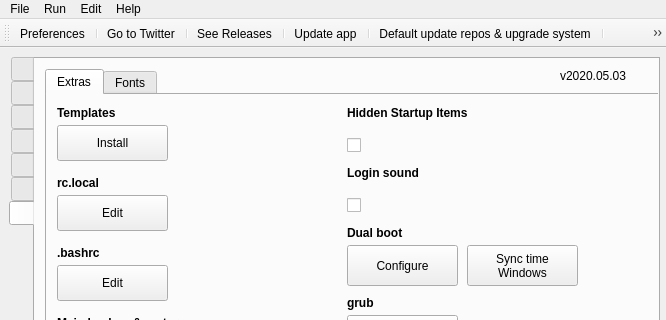
This is src/mainwindow.ui in adgellida/ubunsys as Qt 5 draws it before an edit; both pictures show x 0 to 666 and y 0 to 320 of the 666 by 835 pixel window. The edited form follows.
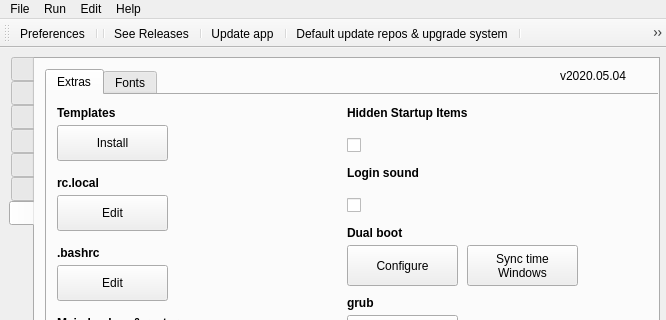
This is the edited form. The open tabs and pages were chosen to show the change. Icons and pictures are not drawn.

Patch:
```diff
--- a/src/mainwindow.ui
+++ b/src/mainwindow.ui
@@ -4101,7 +4101,7 @@
      </rect>
     </property>
     <property name="text">
-     <string>v2020.05.03</string>
+     <string>v2020.05.04</string>
     </property>
    </widget>
   </widget>
@@ -4166,7 +4166,6 @@
    </attribute>
    <addaction name="actionPreferences"/>
    <addaction name="separator"/>
-   <addaction name="actionTwitter"/>
    <addaction name="separator"/>
    <addaction name="actionSeeReleases"/>
    <addaction name="separator"/>
```
Left out of the diff: 27 changed lines with no effect on the pictures.
